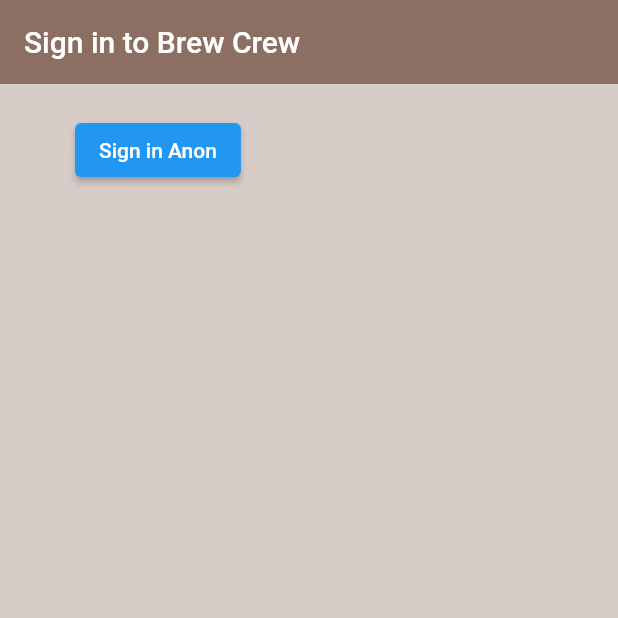
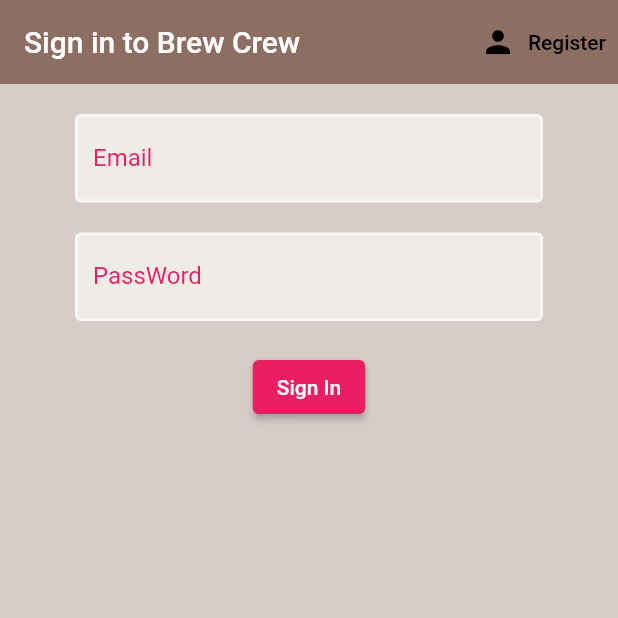
Before and after one commit to Adenugakolade-02/firebase-brewapp, a Flutter app: the screen it shows after launch, on a phone screen of 412 x 824 dp, the top half of it. Run offline on Flutter 3.47's test engine with Material 2 defaults, Android fonts, the phone set to English and light mode, and no system bars; our stand-ins replace firebase_auth, firebase_core; accounts and stored records are empty.

Commit message:
created sign in and register with email and password

```diff
--- a/lib/screens/authenticate/authenticate.dart
+++ b/lib/screens/authenticate/authenticate.dart
@@ -1,4 +1,5 @@
 import 'package:flutter/material.dart';
+import 'package:yikes/screens/authenticate/register.dart';
 import 'package:yikes/screens/authenticate/sign_in.dart';
 
 class Authenticate extends StatefulWidget {
@@ -7,10 +8,15 @@
 }
 
 class _AuthenticateState extends State<Authenticate> {
+  bool showSignIn = true;
+
+    void toggleView(){
+      setState(() {
+        showSignIn=!showSignIn;
+      });
+    }
   @override
   Widget build(BuildContext context) {
-    return SignIn(
-
-    );
+    return showSignIn==true? SignIn(toggleView: ()=>toggleView()) : Register(toggleView: ()=>toggleView());
   }
 }
--- a/lib/screens/authenticate/sign_in.dart
+++ b/lib/screens/authenticate/sign_in.dart
@@ -1,33 +1,86 @@
 import 'package:flutter/material.dart';
 import 'package:yikes/models/user.dart';
+import 'package:yikes/screens/shared/input_decoration.dart';
 import 'package:yikes/services/auth.dart';
 
 
 class SignIn extends StatefulWidget {
+  final Function toggleView;
+
+  const SignIn({super.key, required this.toggleView});
   @override
   _SignInState createState() => _SignInState();
 }
 
 class _SignInState extends State<SignIn> {
   final AuthService _authService = AuthService();
+  String email='';
+  String password='';
+  String errorMessage='';
+  final _key = GlobalKey<FormState>();
+
   @override
   Widget build(BuildContext context) {
     return Scaffold(
       backgroundColor: Colors.brown[100],
       appBar: AppBar(
         title: const Text("Sign in to Brew Crew"),
+        actions: [
+          TextButton.icon(onPressed: ()=>widget.toggleView(), icon: const Icon(Icons.person,color: Colors.black,), label: const Text("Register", style: TextStyle(color: Colors.black),))
+        ],
         backgroundColor: Colors.brown[400],
         elevation: 0.0,
         ),
       body: Container(
         padding: const EdgeInsets.symmetric(vertical: 20.0, horizontal:50),
-        child: ElevatedButton(
-          child: const Text("Sign in Anon"),
-          onPressed: ()async{
-            UserBase? result = await _authService.signInAnon();
-            result==null? print("error signing in"): print(result.uid);
-          },
-        ),
+        child: Form(
+            key:_key,
+            child: Column(
+              children:[
+                TextFormField(
+                  onChanged: (val){email=val;},
+                  validator: (text)=>text=='' ? "Enter a valid text": null,
+                  decoration: textInputDecoration.copyWith(labelText: "Email"),
+                ),
+                const SizedBox(height:20),
+                TextFormField(
+                  onChanged: (val){password=val;},
+                  validator: (text)=> text!.length<=6 ? "Characters must be more than 6": null,
+                  decoration: textInputDecoration.copyWith(labelText: "PassWord"),
+                ),
+                const SizedBox(height:20),
+
+                ElevatedButton(
+                  child: const Text("Sign In"),
+                  style: ElevatedButton.styleFrom(primary:Colors.pink),
+                  onPressed: () async{
+                    if(_key.currentState!.validate()){
+                      dynamic result = await _authService.signInWithEmailAndPassword(email, password);
+                      if(result==null){
+                        setState(() {
+                          errorMessage = "Error in signing in";
+                        });
+                      }
+                      else{
+
+                      }
+                    }
+                  },
+                  ),
+                const SizedBox(height:10),
+                Text(errorMessage,style: const TextStyle(color: Colors.red),)
+              ]
+            )
+
+            ),
+
+        // ElevatedButton(
+        //   child: const Text("Sign in Anon"),
+        //   onPressed: ()async{
+        //     UserBase? result = await _authService.signInAnon();
+        //     result==null? print("error signing in"): print(result.uid);
+        //   },
+        // ),
       ),
     );
   }
--- /dev/null
+++ b/lib/screens/shared/input_decoration.dart
@@ -0,0 +1,13 @@
+import 'package:flutter/material.dart';
+
+InputDecoration textInputDecoration = InputDecoration(
+  fillColor: Colors.white.withOpacity(0.6),
+  filled: true,
+  enabledBorder: OutlineInputBorder(
+    borderSide: BorderSide(color: Colors.white.withOpacity(0.6),width: 2.0)
+  ),
+  focusedBorder: const OutlineInputBorder(
+    borderSide: BorderSide(color: Colors.pink,width: 2.0)
+  ),
+  labelStyle: const TextStyle(color: Colors.pink)
+);
--- a/lib/screens/wrapper.dart
+++ b/lib/screens/wrapper.dart
@@ -4,11 +4,24 @@
 import 'package:yikes/screens/authenticate/authenticate.dart';
 import 'package:yikes/screens/home/home.dart';
 
-class Wrapper extends StatelessWidget {
+class Wrapper extends StatefulWidget {
+  @override
+  State<Wrapper> createState() => _WrapperState();
+}
+
+class _WrapperState extends State<Wrapper> {
   @override
   Widget build(BuildContext context) {
     final user = Provider.of<UserBase?>(context);
 
+    bool showSignIn = true;
+
+    void toggleView(){
+      setState(() {
+        showSignIn=!showSignIn;
+      });
+    }
+
     return user==null? Authenticate() : Home();
   }
 }
--- a/lib/services/auth.dart
+++ b/lib/services/auth.dart
@@ -31,9 +31,29 @@
 
   // sign in with email and password
 
+    Future signInWithEmailAndPassword(String email, String password) async{
+      try{
+        UserCredential result = await _auth.signInWithEmailAndPassword(email: email, password: password);
+        User firebaseUser = result.user!;
+        return _userFromFirebaseUser(firebaseUser);
+      }
+      catch(e){
+        return null;
+      }
+    }
+
 
 
   // register with email and password
+  Future registerWithEmailAndPassword(String email, String password) async{
+    try{
+      UserCredential result = await _auth.createUserWithEmailAndPassword(email: email, password: password);
+      User firebaseUser = result.user!;
+      return _userFromFirebaseUser(firebaseUser);
+    } catch(e){
+      return null;
+    }
+  }
 
 
 
```
Also changed, not shown: lib/screens/authenticate/register.dart (added, +77 -0 lines).
